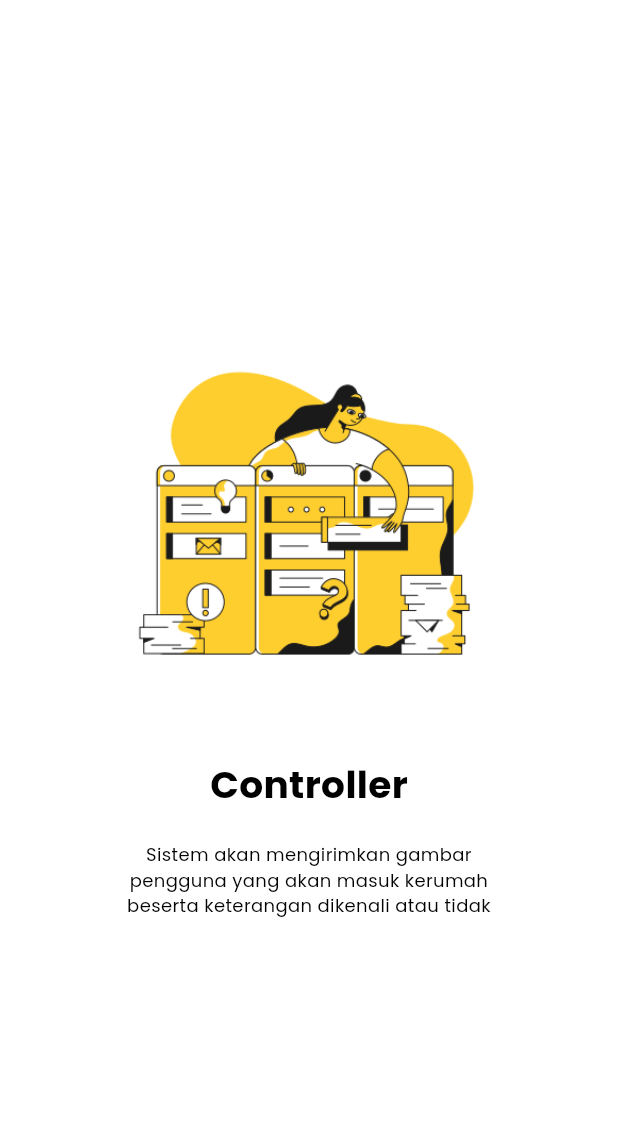
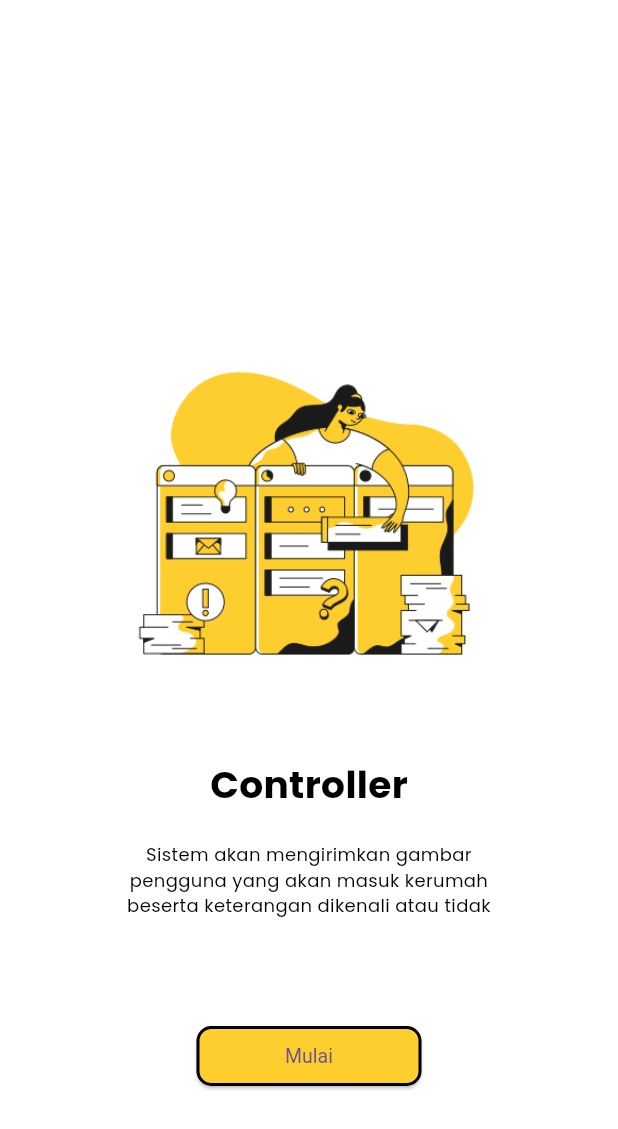
Before and after one commit to ArulDonkey/skripsi_smartdoorlock, a Flutter app: the screen it shows after launch, swiped to page 3, on a phone screen of 412 x 824 dp. Shown: the top 1129 px of the screen. Run offline on Flutter 3.47's test engine with Material 2 defaults, Android fonts, the phone set to English and light mode, and no system bars; our stand-ins replace google_fonts, hexcolor, shared_preferences, smooth_page_indicator.

Commit message:
Fixed onboarding page and mamake shared Preferences

```diff
--- a/lib/widgets/onboarding_screen/onboarding-screen.dart
+++ b/lib/widgets/onboarding_screen/onboarding-screen.dart
@@ -1,42 +1,98 @@
 import 'package:flutter/material.dart';
 import 'package:google_fonts/google_fonts.dart';
 import 'package:smart_doorlock/config/colors.dart';
+import 'package:smart_doorlock/utils/shared_preferences.dart';
+import 'package:smart_doorlock/widgets/home_page.dart';
+import 'package:smooth_page_indicator/smooth_page_indicator.dart';
 
 class OnboardingScreen extends StatefulWidget {
-  OnboardingScreen({super.key});
+  const OnboardingScreen({super.key});
 
   @override
   State<OnboardingScreen> createState() => _OnboardingScreenState();
 }
 
 class _OnboardingScreenState extends State<OnboardingScreen> {
-  late PageController _pageController;
-  @override
-  void initState() {
-    _pageController = PageController(initialPage: 0);
-    super.initState();
-  }
+  final _pageController = PageController(initialPage: 0);
+  int _currentPage = 0;
+  final iniSharedPreferences _preferences = iniSharedPreferences();
+  // @override
+  // void initState() {
+  //   _pageController = PageController(initialPage: 0);
+  //   super.initState();
+  // }
 
-  @override
-  void dispose() {
-    _pageController.dispose();
-    super.dispose();
-  }
+  // @override
+  // void dispose() {
+  //   _pageController.dispose();
+  //   super.dispose();
+  // }
 
   @override
   Widget build(BuildContext context) {
     return Scaffold(
+      backgroundColor: GloblaColors.backgroundColor,
       body: SafeArea(
         child: PageView.builder(
           itemCount: demo_data.length,
           controller: _pageController,
-          itemBuilder: (context, index) => OnboardingContent(
+          onPageChanged: (index) {
+            setState(() {
+              _currentPage = index;
+            });
+          },
+          itemBuilder: (context, index) => Stack(
+            alignment: AlignmentDirectional.center,
+            children: [
+              OnboardingContent(
                 image: demo_data[index].images,
                 title: demo_data[index].titles,
                 description: demo_data[index].descriptions,
               ),
+              Padding(
+                padding: const EdgeInsets.only(top: 680),
+                child: _buildButton(),
+              ),
+            ],
           ),
         ),
+      ),
+    );
+  }
+
+  Widget _buildButton() {
+    return Column(
+      children: [
+        _currentPage == demo_data.length - 1
+            ? MyTextButton(
+                buttonName: 'Mulai',
+                onPressed: () {
+                  _preferences.setFirsLaunchValue(false);
+                  Navigator.pushReplacement(
+                    context,
+                    MaterialPageRoute(
+                      builder: (BuildContext context) => MyHomePage(),
+                    ),
+                  );
+                },
+                bgColor: GloblaColors.buttonColors,
+              )
+            : Column(
+                children: [
+                  SmoothPageIndicator(
+                    controller: _pageController,
+                    count: 3,
+                    effect: WormEffect(
+                      dotColor: GloblaColors.textColors,
+                      activeDotColor: GloblaColors.buttonColors,
+                      dotHeight: 10,
+                      dotWidth: 10,
+                      type: WormType.thinUnderground,
+                    ),
+                  ),
+                ],
+              )
+      ],
     );
   }
 }
@@ -81,9 +137,7 @@ class OnboardingContent extends StatelessWidget {
 
   @override
   Widget build(BuildContext context) {
-    return Scaffold(
-      backgroundColor: GloblaColors.backgroundColor,
-      body: Column(
+    return Column(
       mainAxisAlignment: MainAxisAlignment.center,
       children: [
         Center(
@@ -124,7 +178,53 @@ class OnboardingContent extends StatelessWidget {
           ),
         ),
       ],
-      ),
     );
   }
 }
+
+class MyTextButton extends StatelessWidget {
+  const MyTextButton({
+    Key? key,
+    required this.buttonName,
+    required this.onPressed,
+    required this.bgColor,
+  }) : super(key: key);
+
+  final String buttonName;
+  final VoidCallback onPressed;
+  final Color bgColor;
+
+  @override
+  Widget build(BuildContext context) {
+    return Column(
+      children: [
+        Padding(
+          padding: const EdgeInsets.symmetric(horizontal: 20),
+          child: ElevatedButton(
+            child: Row(
+              mainAxisAlignment: MainAxisAlignment.center,
+              children: [
+                Text(buttonName),
+              ],
+            ),
+            onPressed: onPressed,
+            style: ElevatedButton.styleFrom(
+              side: BorderSide(width: 2, color: GloblaColors.textColors),
+              padding: EdgeInsets.all(10.0),
+              fixedSize: Size(150, 10),
+              textStyle: TextStyle(
+                fontSize: 13,
+                fontWeight: FontWeight.normal,
+                color: GloblaColors.textColors,
+              ),
+              primary: GloblaColors.buttonColors,
+              shape: RoundedRectangleBorder(
+                borderRadius: BorderRadius.circular(10),
+              ),
+            ),
+          ),
+        ),
+      ],
+    );
+  }
+}
--- a/pubspec.yaml
+++ b/pubspec.yaml
@@ -39,6 +39,7 @@ dependencies:
   onboarding: ^3.1.0
   google_fonts: ^5.1.0
   smooth_page_indicator: ^1.1.0
+  shared_preferences: ^2.2.1
 
 dev_dependencies:
   flutter_test:
```
Also changed, not shown: lib/utils/shared_preferences.dart (added, +15 -0 lines), lib/widgets/home_page.dart (added, +24 -0 lines), pubspec.lock, 1 other file. Lines whose indentation alone changed are shown as unchanged.
